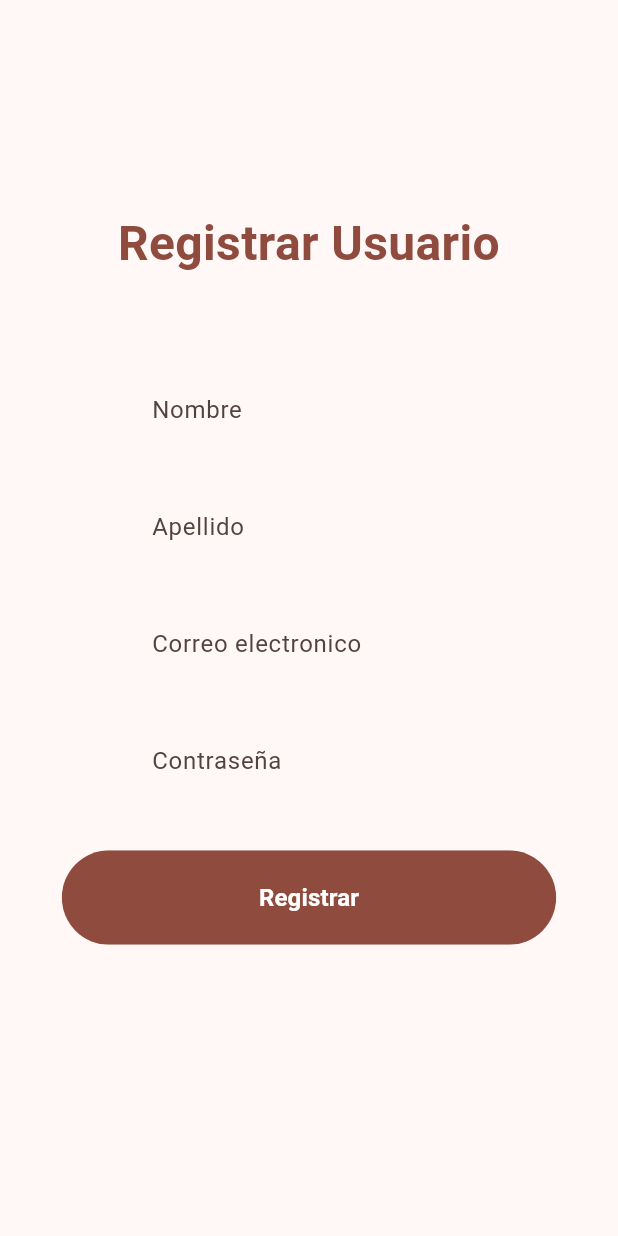
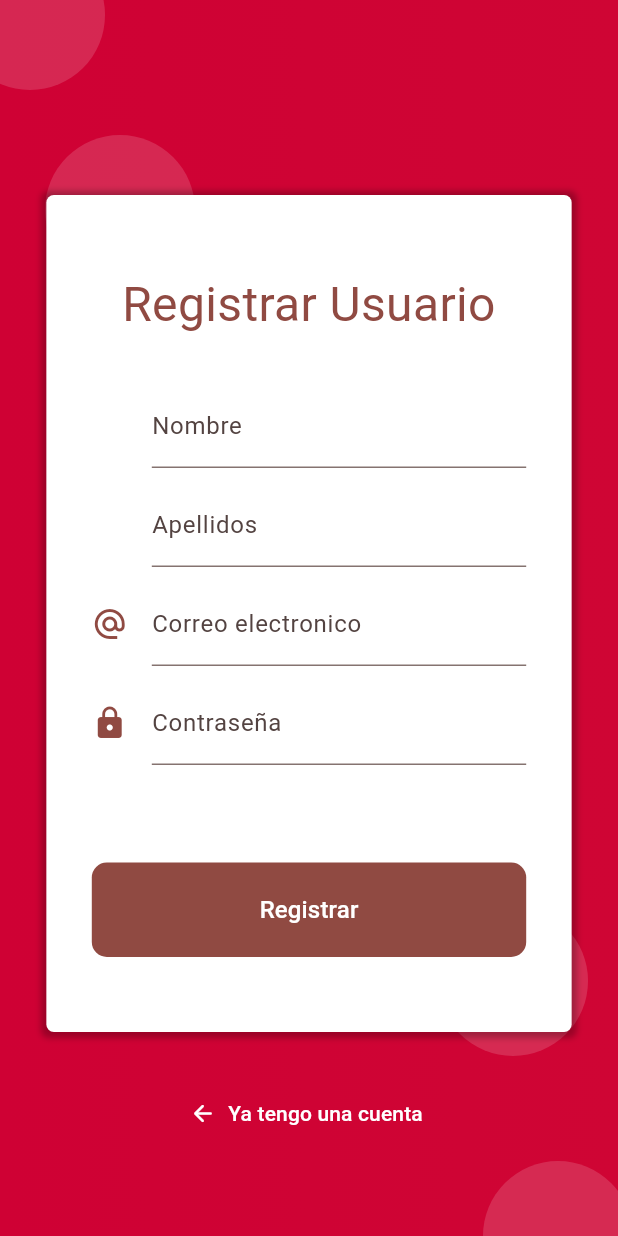
Before and after one commit to carlosribera/job_service, a Flutter app: the screen it shows after launch, after a tap on "Registrar nueva cuenta", on a phone screen of 412 x 824 dp. Run offline on Flutter 3.47's test engine with Material 2 defaults, Android fonts, the phone set to English and light mode, and no system bars; our stand-ins replace flutter_speed_dial, google_maps_flutter, image_picker, location, shared_preferences; network calls fail.

Commit message:
Algunos arreglos

```diff
--- a/lib/app_config.dart
+++ b/lib/app_config.dart
@@ -23,6 +23,7 @@ class AppConfig{
 const Color _customColor = Color(0x00e23722);
 const List<Color> _colorThemes = [
   _customColor,
+  Colors.red,
   Colors.blue,
   Colors.teal,
   Colors.green,
--- a/lib/main.dart
+++ b/lib/main.dart
@@ -4,6 +4,7 @@ import 'package:provider/provider.dart';
 
 import 'providers/providers.dart';
 
+// void main() => runApp(const AppState());
 void main() => runApp(const AppState());
 
 class AppState extends StatelessWidget {
@@ -27,7 +28,7 @@ class MyApp extends StatelessWidget {
   Widget build(BuildContext context) {
     return MaterialApp(
       debugShowCheckedModeBanner: false,
-      theme: AppTheme(selectedColor: 0).theme(),
+      theme: AppTheme(selectedColor: 1).theme(),
       initialRoute: AppConfig.initialRoute,
       routes: AppConfig.routes(),
     );
--- a/lib/providers/user_provider.dart
+++ b/lib/providers/user_provider.dart
@@ -10,8 +10,8 @@ class UserProvider extends ChangeNotifier {
   String endpoint = 'https://identitytoolkit.googleapis.com/v1/';
   User user = User();
 
-  setUser(User _user) {
-    user = _user;
+  setUser(User user) {
+    user = user;
     notifyListeners();
   }
 
--- a/lib/screens/login_screen.dart
+++ b/lib/screens/login_screen.dart
@@ -43,77 +43,17 @@ class _LoginScreenState extends State<LoginScreen> {
 
   @override
   Widget build(BuildContext context) {
-    // final colors = Theme.of(context).colorScheme;
-    Size size = MediaQuery.of(context).size;
 
     loginProvider = Provider.of<LoginProvider>(context);
     userProvider = Provider.of<UserProvider>(context);
 
     return Scaffold(
-      body: SizedBox(
-        width: double.infinity,
-        // color: colors.primary,
-        child: Form(
-          key: formKey,
-          child: Column(
-            mainAxisAlignment: MainAxisAlignment.center,
-            children: [
-              const AppTitle('Iniciar Sesion'),
-              SizedBox(height: size.height * 0.03),
-              const SizedBox(height: 25),
-              RoundedInputField(
-                'email',
-                'Correo electronico',
-                controller: emailController,
-                formData: formData,
-                icon: Icons.email_outlined,
-                validator: (value) {
-                  if (value!.length < 3) {
-                    return 'Correo electronico no valida.';
-                  }
-                  return null;
-                },
-              ),
-              RoundedInputField(
-                'password',
-                'Contraseña',
-                controller: passwordController,
-                formData: formData,
-                icon: Icons.key_outlined,
-                obscureText: true,
-                validator: (value) {
-                  if (value!.length < 3) {
-                    return 'Contraseña no valida.';
-                  }
-                  return null;
-                },
-              ),
-              Container(
-                margin: const EdgeInsets.symmetric(vertical: 10),
-                padding:
-                    const EdgeInsets.symmetric(horizontal: 20, vertical: 5),
-                width: size.width * 0.8,
-                child: CheckboxListTile(
-                    value: checkSaveData,
-                    title: const Text('Desea guardar sus datos'),
-                    onChanged: (value) {
-                      setState(() {
-                        checkSaveData = value!;
-                      });
-                    }),
-              ),
-              RoundedButton('Ingresar', press: formLogin),
-              TextButton(
-                  onPressed: () {
-                    Navigator.pushNamed(context, 'register');
-                  },
-                  child: const Text('Registrar nueva cuenta'
-                      // style: TextStyle(color: Colors.white),
-                      )),
-              const SizedBox(height: 35),
-            ],
-          ),
-        ),
+      body: Stack(
+        children: [
+          _crearFondo(context),
+          _loginForm(context),
+
+        ],
       ),
     );
   }
@@ -138,4 +78,131 @@ class _LoginScreenState extends State<LoginScreen> {
       AppDialogs.showDialog1(context, 'No se ha podido validar');
     }
   }
+
+  Widget _crearFondo(BuildContext context) {
+    final size = MediaQuery.of(context).size;
+    final fondoRojo = Container(
+      height: size.height * 0.4,
+      width: double.infinity,
+      decoration: const BoxDecoration(
+          gradient: LinearGradient(colors: <Color>[
+        Color.fromRGBO(207, 1, 52, 1.0),
+        Color.fromRGBO(207, 5, 52, 1.0),
+      ])),
+    );
+
+    final circulo = Container(
+      width: 100.0,
+      height: 100.0,
+      decoration: BoxDecoration(
+          borderRadius: BorderRadius.circular(100),
+          color: const Color.fromRGBO(255, 255, 255, 0.05)),
+    );
+
+    return Stack(
+      children: [
+        fondoRojo,
+        Positioned(top: 90.0, left: 30.0, child: circulo),
+        Positioned(top: -40.0, left: -30.0, child: circulo),
+        Positioned(bottom: -50.0, right: -10.0, child: circulo),
+        Positioned(bottom: 120.0, right: 20.0, child: circulo),
+        Container(
+          padding: const EdgeInsets.only(top: 90.0),
+          child: const Column(
+            children: [
+              Icon(
+                Icons.person_pin_circle,
+                color: Colors.white,
+                size: 100.0,
+              ),
+              SizedBox(
+                height: 10.0,
+                width: double.infinity,
+              ),
+              Text(
+                'Job Service',
+                style: TextStyle(color: Colors.white, fontSize: 25.0),
+              )
+            ],
+          ),
+        )
+      ],
+    );
+  }
+
+  Widget _loginForm(BuildContext context) {
+    final size = MediaQuery.of(context).size;
+
+    return SingleChildScrollView(
+      child: Column(children: [
+        SafeArea(
+            child: Container(
+          height: 180.0,
+        )),
+        const SizedBox(
+          height: 20.0,
+        ),
+        Container(
+          width: size.width * 0.85,
+          margin: const EdgeInsets.symmetric(vertical: 30.0),
+          padding: const EdgeInsets.symmetric(vertical: 50.0),
+          decoration: BoxDecoration(
+              color: Colors.white,
+              borderRadius: BorderRadius.circular(5.0),
+              boxShadow: const <BoxShadow>[
+                BoxShadow(
+                  color: Colors.black26,
+                  blurRadius: 3.0,
+                  offset: Offset(0.0, 0.5),
+                  spreadRadius: 3.0,
+                )
+              ]),
+          child: Form(
+            key: formKey,
+            child: Column(
+              children: [
+                const AppTitle('Iniciar Sesion'),
+                const SizedBox(height: 40.0),
+                RoundedInputField(
+                  'email',
+                  'Correo electronico',
+                  controller: emailController,
+                  formData: formData,
+                  icon: Icons.alternate_email,
+                  validator: (value) {
+                    if (value!.length < 3) {
+                      return 'Correo electronico no valida.';
+                    }
+                    return null;
+                  },
+                ),
+                const SizedBox(height: 30.0),
+                RoundedInputField(
+                  'password',
+                  'Contraseña',
+                  controller: passwordController,
+                  formData: formData,
+                  icon: Icons.lock,
+                  obscureText: true,
+                  validator: (value) {
+                    if (value!.length < 3) {
+                      return 'Contraseña no valida.';
+                    }
+                    return null;
+                  },
+                ),
+                const SizedBox(height: 30.0),
+                RoundedButton('Ingresar', press: formLogin),
+                TextButton(onPressed: () {
+                  Navigator.pushNamed(context, 'register');
+                }, child: const Text('Registrar nueva cuenta'))
+              ],
+            ),
+          ),
+        ),
+        const Text('¿Olvido su contraseña?'),
+        const SizedBox(height: 100.0,)
+      ]),
+    );
+  }
 }
--- a/lib/screens/mapa_screen.dart
+++ b/lib/screens/mapa_screen.dart
@@ -36,35 +36,35 @@ class _MapaScreenState extends State<MapaScreen> {
   }
 
   configLocation() async {
-    bool _serviceEnabled;
-    PermissionStatus _permissionGranted;
-    LocationData _locationData;
+    bool serviceEnabled;
+    PermissionStatus permissionGranted;
+    LocationData locationData;
 
-    _serviceEnabled = await location.serviceEnabled();
-    if (!_serviceEnabled) {
-      _serviceEnabled = await location.requestService();
-      if (!_serviceEnabled) {
+    serviceEnabled = await location.serviceEnabled();
+    if (!serviceEnabled) {
+      serviceEnabled = await location.requestService();
+      if (!serviceEnabled) {
         return;
       }
     }
 
-    _permissionGranted = await location.hasPermission();
-    if (_permissionGranted == PermissionStatus.denied) {
-      _permissionGranted = await location.requestPermission();
-      if (_permissionGranted != PermissionStatus.granted) {
+    permissionGranted = await location.hasPermission();
+    if (permissionGranted == PermissionStatus.denied) {
+      permissionGranted = await location.requestPermission();
+      if (permissionGranted != PermissionStatus.granted) {
         return;
       }
     }
 
     location.enableBackgroundMode(enable: true);
 
-    _locationData = await location.getLocation();
-    latitude = _locationData.latitude;
-    longitude = _locationData.longitude;
+    locationData = await location.getLocation();
+    latitude = locationData.latitude;
+    longitude = locationData.longitude;
 
     listen = location.onLocationChanged.listen((LocationData currentLocation) {
-      latitude = _locationData.latitude;
-      longitude = _locationData.longitude;
+      latitude = locationData.latitude;
+      longitude = locationData.longitude;
       if (userProvider != null) {
         userProvider!.setUserLocation(latitude!, longitude!);
       }
--- a/lib/screens/profile_screen.dart
+++ b/lib/screens/profile_screen.dart
@@ -69,14 +69,19 @@ class _ProfileScreenState extends State<ProfileScreen> {
                   },
                   child: userProvider.user.image == ""
                       ? const Image(image: AssetImage('assets/profile.png'))
-                      : ClipOval(
-                          child: Image.memory(
-                            base64Decode(formData['image']!),
-                            fit: BoxFit.cover,
-                            height: 400,
-                            width: 400,
+                      : CircleAvatar(
+                        radius: 100,
+                        child: ClipOval(
+                            child: Image.memory(
+                              base64Decode(formData['image']!),
+                              fit: BoxFit.cover,
+                              height: 200,
+                              width: 200,
+                            ),
                           ),
-                        ),
+                      ),
+
+
                 ),
                 RoundedInputField(
                   'name',
--- a/lib/screens/register_screen.dart
+++ b/lib/screens/register_screen.dart
@@ -17,27 +17,101 @@ class _RegisterScreenState extends State<RegisterScreen> {
     'name': '',
     'lastname': '',
     'email': '',
-    'password': ''};
+    'password': ''
+  };
   RegisterProvider registerProvider = RegisterProvider();
 
   @override
   Widget build(BuildContext context) {
     // final colors = Theme.of(context).colorScheme;
-    Size size = MediaQuery.of(context).size;
 
     registerProvider = Provider.of<RegisterProvider>(context);
 
     return Scaffold(
-      body: SizedBox(
+      body: Stack(
+        children: [
+          _crearFondo(context),
+          _registerForm(context),
+        ],
+      ),
+    );
+  }
+
+  formRegister() async {
+    if (formKey.currentState!.validate()) {
+      bool respuesta = await registerProvider.registrarUsuario(formData);
+      if (respuesta) {
+        // ignore: use_build_context_synchronously
+        AppDialogs.showDialog1(context, 'Usuario registrado con éxisto.');
+      } else {
+        // ignore: use_build_context_synchronously
+        AppDialogs.showDialog1(context, 'No se pudo registrar el usuario.');
+      }
+    } else {
+      AppDialogs.showDialog1(context, 'No se ha podido validar');
+    }
+  }
+
+  Widget _crearFondo(BuildContext context) {
+    final size = MediaQuery.of(context).size;
+    final fondoRojo = Container(
+      height: size.height,
       width: double.infinity,
-        // color: colors.primary,
+      decoration: const BoxDecoration(
+          gradient: LinearGradient(colors: <Color>[
+        Color.fromRGBO(207, 1, 52, 1.0),
+        Color.fromRGBO(207, 5, 52, 1.0),
+      ])),
+    );
+
+    final circulo = Container(
+      width: 100.0,
+      height: 100.0,
+      decoration: BoxDecoration(
+          borderRadius: BorderRadius.circular(100),
+          color: const Color.fromRGBO(255, 255, 255, 0.15)),
+    );
+
+    return Stack(
+      children: [
+        fondoRojo,
+        Positioned(top: 90.0, left: 30.0, child: circulo),
+        Positioned(top: -40.0, left: -30.0, child: circulo),
+        Positioned(bottom: -50.0, right: -10.0, child: circulo),
+        Positioned(bottom: 120.0, right: 20.0, child: circulo),
+      ],
+    );
+  }
+
+  Widget _registerForm(BuildContext context) {
+    final size = MediaQuery.of(context).size;
+
+    return SingleChildScrollView(
+      child: Column(children: [
+        SafeArea(
+            child: Container(
+          height: 100.0,
+        )),
+        Container(
+          width: size.width * 0.85,
+          margin: const EdgeInsets.symmetric(vertical: 30.0),
+          padding: const EdgeInsets.symmetric(vertical: 50.0),
+          decoration: BoxDecoration(
+              color: Colors.white,
+              borderRadius: BorderRadius.circular(5.0),
+              boxShadow: const <BoxShadow>[
+                BoxShadow(
+                  color: Colors.black26,
+                  blurRadius: 3.0,
+                  offset: Offset(0.0, 0.5),
+                  spreadRadius: 3.0,
+                )
+              ]),
           child: Form(
             key: formKey,
             child: Column(
-            mainAxisAlignment: MainAxisAlignment.center,
               children: [
                 const AppTitle('Registrar Usuario'),
-              SizedBox(height: size.height * 0.03),
                 const SizedBox(height: 25),
                 RoundedInputField(
                   'name',
@@ -53,7 +127,7 @@ class _RegisterScreenState extends State<RegisterScreen> {
                 ),
                 RoundedInputField(
                   'lastname',
-                'Apellido',
+                  'Apellidos',
                   formData: formData,
                   // icon: Icons.email_outlined,
                   validator: (value) {
@@ -66,8 +140,9 @@ class _RegisterScreenState extends State<RegisterScreen> {
                 RoundedInputField(
                   'email',
                   'Correo electronico',
+                  hint: 'example@correo.com',
                   formData: formData,
-                // icon: Icons.email_outlined,
+                  icon: Icons.alternate_email,
                   validator: (value) {
                     if (value!.length < 3) {
                       return 'Correo electronico no valida.';
@@ -79,7 +154,7 @@ class _RegisterScreenState extends State<RegisterScreen> {
                   'password',
                   'Contraseña',
                   formData: formData,
-                // icon: Icons.key_outlined,
+                  icon: Icons.lock,
                   obscureText: true,
                   validator: (value) {
                     if (value!.length < 3) {
@@ -88,30 +163,22 @@ class _RegisterScreenState extends State<RegisterScreen> {
                     return null;
                   },
                 ),
+                const SizedBox(height: 60.0),
                 RoundedButton('Registrar', press: formRegister),
-
-              const SizedBox(height: 35),
               ],
             ),
           ),
         ),
+        TextButton.icon(
+            icon: const Icon(Icons.arrow_back_rounded,color: Colors.white,),
+            onPressed: () {
+              Navigator.pop(context);
+            },
+            label: const Text(
+              'Ya tengo una cuenta',
+              style: TextStyle(color: Colors.white),
+            ))
+      ]),
     );
   }
-
-
-  formRegister() async {
-    if (formKey.currentState!.validate()) {
-      bool respuesta = await registerProvider.registrarUsuario(formData);
-      if (respuesta) {
-        // ignore: use_build_context_synchronously
-        AppDialogs.showDialog1(context,'Usuario registrado con éxisto.');
-      } else {
-        // ignore: use_build_context_synchronously
-        AppDialogs.showDialog1(context,'No se pudo registrar el usuario.');
-
 }
-    } else {
-        AppDialogs.showDialog1(context,'No se ha podido validar');
-    }
-  }
-}
--- a/lib/widgets/app_bar.dart
+++ b/lib/widgets/app_bar.dart
@@ -2,6 +2,8 @@ import 'package:flutter/material.dart';
 import 'package:job_service/models/user.dart';
 
 getAppBar(BuildContext context,String title, User user) {
+
+    final colors = Theme.of(context).colorScheme;
   String initials = user.name!.substring(0,1) + user.lastname!.substring(0,1);
   return AppBar(
     title: Text(title),
@@ -12,8 +14,9 @@ getAppBar(BuildContext context,String title, User user) {
           Navigator.pushReplacementNamed(context, 'profile');
         },
         child: CircleAvatar(
-          backgroundColor: Colors.red,
-          child: Text(initials),
+          backgroundColor: colors.primary,
+
+          child: Text(initials,style: const TextStyle(color: Colors.white)),
         ),
       ),
       const SizedBox(width: 5),
--- a/lib/widgets/app_title.dart
+++ b/lib/widgets/app_title.dart
@@ -15,7 +15,7 @@ class AppTitle extends StatelessWidget {
         textAlign: TextAlign.center,
         style: TextStyle(
           color: colors.primary,
-          fontWeight: FontWeight.bold,
+          fontWeight: FontWeight.w400,
           fontSize: 32,
         ));
   }
--- a/lib/widgets/rounded_button.dart
+++ b/lib/widgets/rounded_button.dart
@@ -5,8 +5,7 @@ class RoundedButton extends StatelessWidget {
   final VoidCallback press;
   final Color textColor;
   const RoundedButton(
-    this.text,
-    {
+    this.text, {
     required this.press,
     this.textColor = Colors.white,
     super.key,
@@ -17,27 +16,22 @@ class RoundedButton extends StatelessWidget {
     final colors = Theme.of(context).colorScheme;
     Size size = MediaQuery.of(context).size;
     return Container(
-      margin: const EdgeInsets.symmetric(vertical: 20),
+      padding: const EdgeInsets.symmetric(horizontal: 20.0),
       width: size.width * 0.8,
-      child: ClipRRect(
-        borderRadius:BorderRadius.circular(29),
-        // child: FlatButton(
-        child: TextButton(
+      child: TextButton(
           style: TextButton.styleFrom(
-            backgroundColor: colors.primary,
-            padding: const EdgeInsets.symmetric(vertical: 20, horizontal: 40),
-          ),
+              backgroundColor: colors.primary,
+              padding: const EdgeInsets.symmetric(vertical: 20, horizontal: 40),
+              shape: const RoundedRectangleBorder(
+                  borderRadius: BorderRadius.all(Radius.circular(10)))),
           onPressed: press,
           child: Text(
             text,
             style: TextStyle(
               color: textColor,
               fontSize: 16.0,
-              fontWeight: FontWeight.bold,
             ),
-          )
-        ),
-      ),
+          )),
     );
   }
 }
--- a/lib/widgets/rounded_input_field.dart
+++ b/lib/widgets/rounded_input_field.dart
@@ -3,6 +3,7 @@ import 'package:flutter/material.dart';
 class RoundedInputField extends StatelessWidget {
   final String name;
   final String label;
+  final String? hint;
   final IconData? icon;
   final bool obscureText;
   final String? Function(String?)? validator;
@@ -12,6 +13,7 @@ class RoundedInputField extends StatelessWidget {
     this.name,
     this.label, {
     super.key,
+    this.hint,
     this.icon,
     this.validator,
     this.obscureText = false,
@@ -27,7 +29,6 @@ class RoundedInputField extends StatelessWidget {
 
     Size size = MediaQuery.of(context).size;
     return Container(
-      margin: const EdgeInsets.symmetric(vertical: 10),
       padding: const EdgeInsets.symmetric(horizontal: 20, vertical: 5),
       width: size.width * 0.8,
 
@@ -44,8 +45,8 @@ class RoundedInputField extends StatelessWidget {
         validator: validator,
         decoration: InputDecoration(
           icon: Icon(icon, color: colors.primary),
-          hintText: label,
-          border: InputBorder.none,
+          hintText: hint,
+          labelText: label,
         ),
       ),
     );
```
Lines whose indentation alone changed are shown as unchanged.
